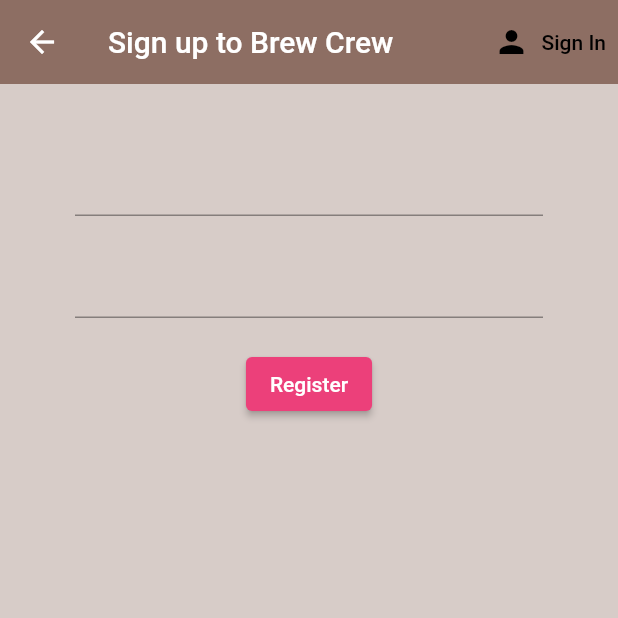
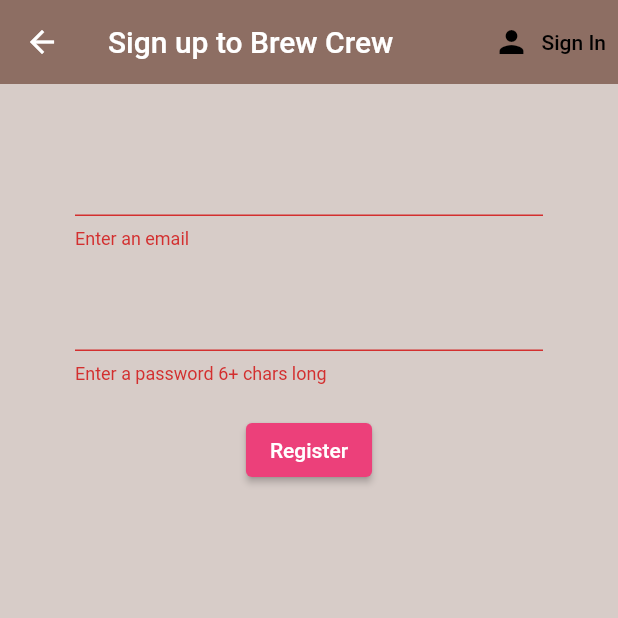
Before and after one commit to mujeeb11503051/Coffee_App_Firebase, a Flutter app: the Register screen opened directly with empty values, after a tap on "Register", on a phone screen of 412 x 824 dp, the top half of it. Run offline on Flutter 3.47's test engine with Material 2 defaults, Android fonts, the phone set to English and light mode, and no system bars; our stand-ins replace firebase_auth, firebase_core; accounts and stored records are empty.

Commit message:
set up user registration with a valid email id and password

```diff
--- a/lib/screens/authenticate/register.dart
+++ b/lib/screens/authenticate/register.dart
@@ -11,9 +11,11 @@ class Register extends StatefulWidget {
 
 class _RegisterState extends State<Register> {
   final AuthService _auth = AuthService();
+  final _formKey = GlobalKey<FormState>();
 
   String email = "";
   String password = "";
+  String error = "";
 
   @override
   Widget build(BuildContext context) {
@@ -40,12 +42,15 @@ class _RegisterState extends State<Register> {
       ),
       body: Container(
         padding: EdgeInsets.symmetric(vertical: 20, horizontal: 50),
+        child: Form(
+          key: _formKey,
           child: Column(
             children: <Widget>[
               SizedBox(
                 height: 20.0,
               ),
-            TextField(
+              TextFormField(
+                validator: (val) => val!.isEmpty ? "Enter an email" : null,
                 onChanged: (val) {
                   setState(() {
                     email = val;
@@ -55,7 +60,9 @@ class _RegisterState extends State<Register> {
               SizedBox(
                 height: 20.0,
               ),
-            TextField(
+              TextFormField(
+                validator: (val) =>
+                    val!.length < 6 ? "Enter a password 6+ chars long" : null,
                 obscureText: true,
                 onChanged: (val) {
                   setState(() {
@@ -72,9 +79,27 @@ class _RegisterState extends State<Register> {
                   'Register',
                   style: TextStyle(color: Colors.white),
                 ),
-              onPressed: () async {},
+                onPressed: () async {
+                  if (_formKey.currentState!.validate()) {
+                    dynamic result = await _auth.registerWithEmailAndPassword(
+                        email, password);
+                    if (result == null) {
+                      setState(() {
+                        error = "Please enter a valid email";
+                      });
+                    }
+                  }
+                },
+              ),
+              SizedBox(
+                height: 20.0,
+              ),
+              Text(
+                error,
+                style: TextStyle(color: Colors.red, fontSize: 14.0),
               )
             ],
+          ),
         ),
       ),
     );
```
Also changed, not shown: lib/services/auth.dart (+16 -8 lines). Lines whose indentation alone changed are shown as unchanged.
